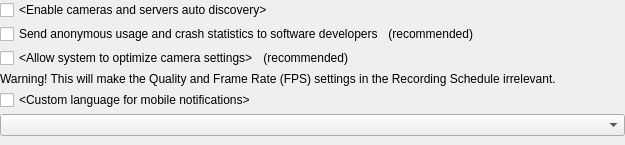
This is vms/client/nx_vms_client_desktop/src/ui/widgets/system_settings/system_settings_widget.ui in networkoptix/nx_open as Qt 5 draws it before an edit. The edited form follows.
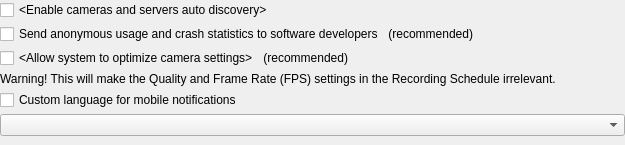
This is the edited form. Custom widgets are drawn as their Qt base class.

Commit message: Push notification language checkbox text made translatable

```diff
--- a/vms/client/nx_vms_client_desktop/src/ui/widgets/system_settings/system_settings_widget.ui
+++ b/vms/client/nx_vms_client_desktop/src/ui/widgets/system_settings/system_settings_widget.ui
@@ -162,7 +162,7 @@
      <item>
       <widget class="QCheckBox" name="customNotificationLanguageCheckBox">
        <property name="text">
-        <string notr="true">&lt;Custom language for mobile notifications&gt;</string>
+        <string>Custom language for mobile notifications</string>
        </property>
       </widget>
      </item>
```
